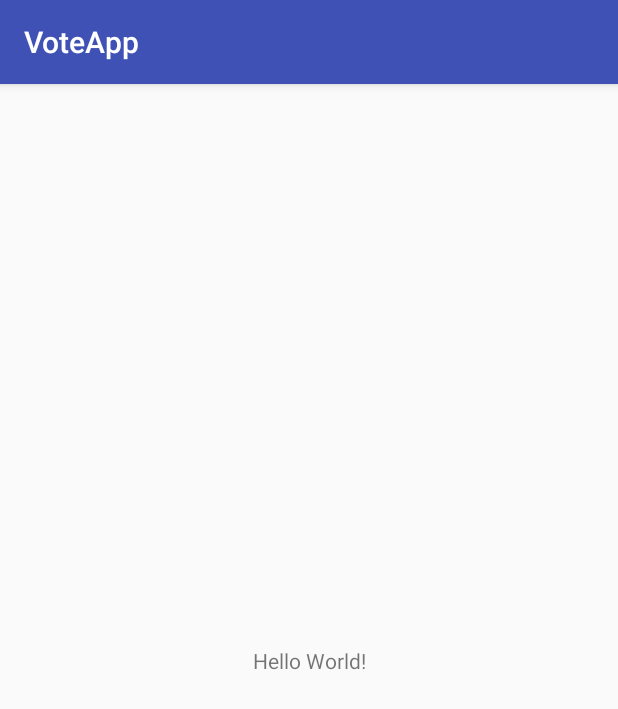
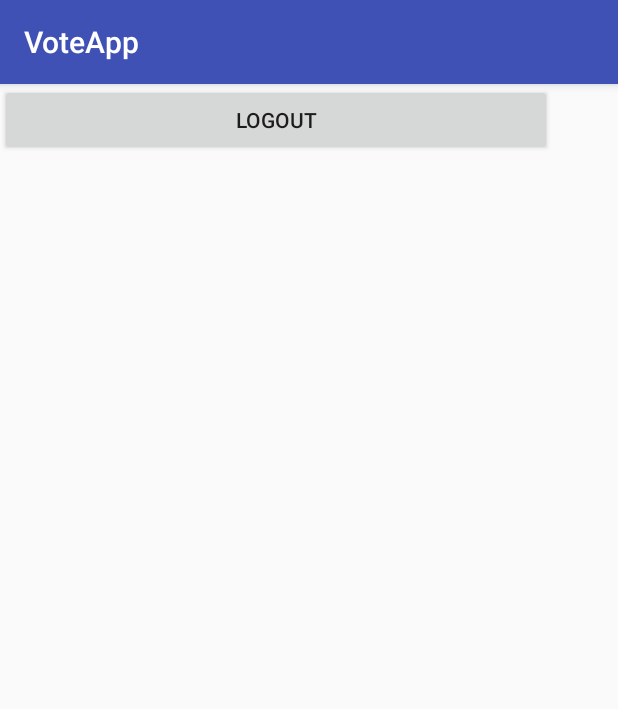
Before and after one commit to cllfst/VoteApp, an Android app: the MainActivity screen opened directly, with no data from a screen before it, on a phone screen of 412 x 824 dp. Shown: the top 709 px of the screen. Run offline under Robolectric (Android 15) with nearby library versions, the phone set to English and light mode, and no system bars.

Commit message:
login logout

```diff
--- a/FrontendAndroid/MyApplication/app/build.gradle
+++ b/FrontendAndroid/MyApplication/app/build.gradle
@@ -27,4 +27,5 @@ dependencies {
     compile 'com.android.support:appcompat-v7:26.+'
     compile 'com.android.support.constraint:constraint-layout:1.0.2'
     testCompile 'junit:junit:4.12'
+
 }
--- a/FrontendAndroid/MyApplication/app/src/main/java/com/example/mah/voteapp/MainActivity.java
+++ b/FrontendAndroid/MyApplication/app/src/main/java/com/example/mah/voteapp/MainActivity.java
@@ -1,13 +1,37 @@
 package com.example.mah.voteapp;
 
+import android.content.Context;
+import android.content.Intent;
+import android.content.SharedPreferences;
 import android.support.v7.app.AppCompatActivity;
 import android.os.Bundle;
+import android.view.View;
+import android.widget.Button;
 
-public class MainActivity extends AppCompatActivity {
-
+public class MainActivity extends AppCompatActivity implements View.OnClickListener {
+private Button logout ;
+    SharedPreferences preferences;
+    public static final String MyPREFERENCES = "MyPrefs" ;
     @Override
     protected void onCreate(Bundle savedInstanceState) {
         super.onCreate(savedInstanceState);
         setContentView(R.layout.activity_main);
+        preferences = getSharedPreferences(MyPREFERENCES, Context.MODE_PRIVATE);
+
+        logout = (Button) findViewById(R.id.logout);
+        logout.setOnClickListener(this);
+
+    }
+
+    @Override
+    public void onClick(View view) {
+        Intent logout_intent = new Intent(MainActivity.this,login.class);
+        logout_intent.addFlags(Intent.FLAG_ACTIVITY_CLEAR_TOP);
+        logout_intent.addFlags(Intent.FLAG_ACTIVITY_NEW_TASK);
+        SharedPreferences.Editor editor = preferences.edit();
+        editor.putBoolean("logged", false);
+        editor.commit();
+        startActivity(logout_intent);
+        finish();
     }
 }
--- a/FrontendAndroid/MyApplication/app/src/main/java/com/example/mah/voteapp/login.java
+++ b/FrontendAndroid/MyApplication/app/src/main/java/com/example/mah/voteapp/login.java
@@ -72,12 +72,16 @@ public class login extends AppCompatActivity implements View.OnClickListener {
             else
             {
                 Toast.makeText(this,"Wrong password",Toast.LENGTH_LONG).show();
+                input_password.getText().clear();
                 return;
             }
         }
         else
         {
             Toast.makeText(this,"Email not found",Toast.LENGTH_LONG).show();
+            input_email.getText().clear();
+            input_password.getText().clear();
+
             return;
         }
     }
--- a/FrontendAndroid/MyApplication/app/src/main/java/com/example/mah/voteapp/splashScreen.java
+++ b/FrontendAndroid/MyApplication/app/src/main/java/com/example/mah/voteapp/splashScreen.java
@@ -16,13 +16,13 @@ public class splashScreen extends AppCompatActivity {
     protected void onCreate(Bundle savedInstanceState) {
         super.onCreate(savedInstanceState);
         setContentView(R.layout.activity_splash_screen);
+
         final SharedPreferences sharedpreferences = getSharedPreferences(MyPREFERENCES, Context.MODE_PRIVATE);
 
         new Handler().postDelayed(new Runnable() {
             @Override
             public void run() {
 
-                String mail = sharedpreferences.getString("mail",null);
                 boolean verify = sharedpreferences.getBoolean("logged", false);
 
 
--- a/FrontendAndroid/MyApplication/app/src/main/res/layout/activity_main.xml
+++ b/FrontendAndroid/MyApplication/app/src/main/res/layout/activity_main.xml
@@ -7,12 +7,23 @@
     tools:context="com.example.mah.voteapp.MainActivity">
 
     <TextView
-        android:layout_width="wrap_content"
-        android:layout_height="wrap_content"
+        android:layout_width="366dp"
+        android:layout_height="42dp"
         android:text="Hello World!"
+        android:gravity="center"
+        app:layout_constraintTop_toTopOf="parent"
         app:layout_constraintBottom_toBottomOf="parent"
+        app:layout_constraintRight_toRightOf="parent"
         app:layout_constraintLeft_toLeftOf="parent"
-        app:layout_constraintRight_toRightOf="parent"
-        app:layout_constraintTop_toTopOf="parent" />
+        app:layout_constraintHorizontal_bias="0.111"
+        app:layout_constraintVertical_bias="0.012" />
+    <Button
+        android:layout_width="368dp"
+        android:layout_height="0dp"
+        tools:layout_editor_absoluteY="66dp"
+        tools:layout_editor_absoluteX="8dp"
+        android:text="logout"
+        android:id="@+id/logout" />
+
 
 </android.support.constraint.ConstraintLayout>
```
Also changed, not shown: FrontendAndroid/MyApplication/app/src/main/AndroidManifest.xml (+3 -6 lines).
